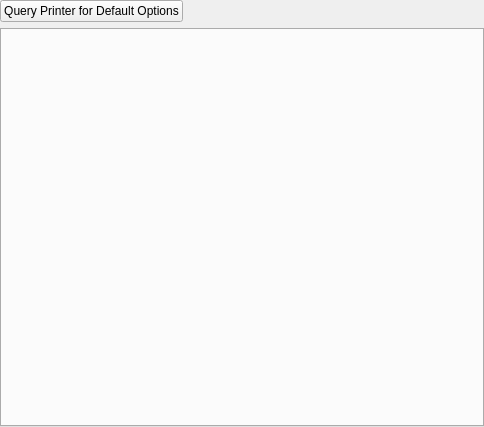
The window that libqcups/PrinterOptions.ui (KDE/print-manager) describes before a commit, drawn with Qt 5.
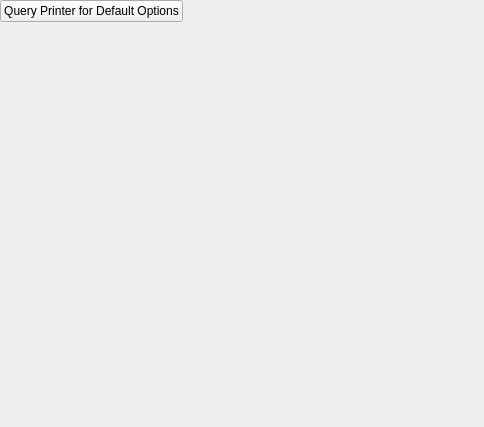
The same window after the commit. Custom widgets are drawn as their Qt base class.

Commit message: Fix a printer command bug, and changed the PrinterOptions Ui to use combo boxes instead of tabs

```diff
--- a/libqcups/PrinterOptions.ui
+++ b/libqcups/PrinterOptions.ui
@@ -28,7 +28,32 @@
     </widget>
    </item>
    <item row="1" column="0">
-    <widget class="KTabWidget" name="optionsTW"/>
+    <widget class="QScrollArea" name="scrollArea">
+     <property name="frameShape">
+      <enum>QFrame::NoFrame</enum>
+     </property>
+     <property name="widgetResizable">
+      <bool>true</bool>
+     </property>
+     <property name="alignment">
+      <set>Qt::AlignHCenter|Qt::AlignTop</set>
+     </property>
+     <widget class="QWidget" name="scrollAreaWidgetContents">
+      <property name="geometry">
+       <rect>
+        <x>0</x>
+        <y>0</y>
+        <width>484</width>
+        <height>401</height>
+       </rect>
+      </property>
+      <layout class="QVBoxLayout" name="verticalLayout_2">
+       <item>
+        <layout class="QVBoxLayout" name="verticalLayout"/>
+       </item>
+      </layout>
+     </widget>
+    </widget>
    </item>
   </layout>
  </widget>
@@ -38,12 +63,6 @@
    <extends>QPushButton</extends>
    <header>kpushbutton.h</header>
   </customwidget>
-  <customwidget>
-   <class>KTabWidget</class>
-   <extends>QTabWidget</extends>
-   <header>ktabwidget.h</header>
-   <container>1</container>
-  </customwidget>
  </customwidgets>
  <resources/>
  <connections/>
```
The commit also changes 2 other files.
